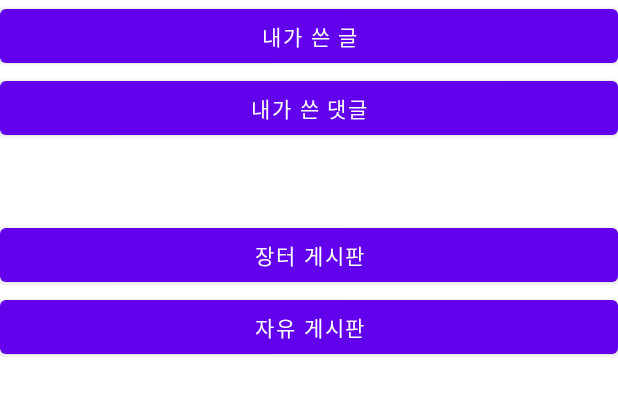
After one commit to uys620/jolpapplication, an Android app: the layout activity_front_page.xml on its own in the app's theme, with its tools: preview values and no code run, on a phone screen of 412 x 824 dp. The commit adds this screen. Shown: the top 395 px of the screen. Run offline under Robolectric (Android 15) with nearby library versions, the phone set to English and light mode, and no system bars.

Commit message:
내가 쓴 글들 조회가능

```diff
--- a/app/src/main/java/com/example/myapplication/LoginActivity.java
+++ b/app/src/main/java/com/example/myapplication/LoginActivity.java
@@ -40,7 +40,7 @@ public class LoginActivity extends AppCompatActivity implements View.OnClickList
         FirebaseUser user=mAuth.getCurrentUser();
         if(user !=null){
             //Toast.makeText(this, "auto login"+user.getUid(), Toast.LENGTH_SHORT).show(); 잘 돌아가나 확인
-            startActivity(new Intent(this,MainActivity.class));
+            startActivity(new Intent(this, FrontPageActivity.class));
         }
     }
 
@@ -60,7 +60,7 @@ public class LoginActivity extends AppCompatActivity implements View.OnClickList
                                     FirebaseUser user = mAuth.getCurrentUser();
                                     if (user != null) {
                                         //Toast.makeText(LoginActivity.this, "Login success"+user.getUid(), Toast.LENGTH_SHORT).show();
-                                        startActivity(new Intent(LoginActivity.this,MainActivity.class));
+                                        startActivity(new Intent(LoginActivity.this, FrontPageActivity.class));
                                     }
                                 } else {
                                     Toast.makeText(LoginActivity.this, "Login error",
--- /dev/null
+++ b/app/src/main/res/layout/activity_front_page.xml
@@ -0,0 +1,53 @@
+<?xml version="1.0" encoding="utf-8"?>
+<androidx.constraintlayout.widget.ConstraintLayout
+    xmlns:android="http://schemas.android.com/apk/res/android"
+    xmlns:app="http://schemas.android.com/apk/res-auto"
+    xmlns:tools="http://schemas.android.com/tools"
+    android:layout_width="match_parent"
+    android:layout_height="match_parent">
+
+    <LinearLayout
+        android:id="@+id/layout1"
+        android:layout_width="match_parent"
+        android:layout_height="match_parent"
+        android:orientation="vertical">
+
+        <LinearLayout
+            android:id="@+id/my_contetns"
+            android:layout_width="match_parent"
+            android:layout_height="wrap_content"
+            android:orientation="vertical"
+            android:paddingBottom="50dp">
+
+            <Button
+                android:id="@+id/my_post"
+                android:layout_width="match_parent"
+                android:layout_height="wrap_content"
+                android:text="@string/tmy_post" />
+
+            <Button
+                android:id="@+id/my_reply"
+                android:layout_width="match_parent"
+                android:layout_height="wrap_content"
+                android:text="@string/tmy_reply" />
+        </LinearLayout>
+
+        <LinearLayout
+            android:layout_width="match_parent"
+            android:layout_height="wrap_content"
+            android:orientation="vertical">
+
+            <Button
+                android:id="@+id/market_board"
+                android:layout_width="match_parent"
+                android:layout_height="wrap_content"
+                android:text="@string/t_market_board" />
+
+            <Button
+                android:id="@+id/free_board"
+                android:layout_width="match_parent"
+                android:layout_height="wrap_content"
+                android:text="@string/t_free_board" />
+        </LinearLayout>
+    </LinearLayout>
+</androidx.constraintlayout.widget.ConstraintLayout>
--- a/app/src/main/res/values/strings.xml
+++ b/app/src/main/res/values/strings.xml
@@ -1,3 +1,7 @@
 <resources>
     <string name="app_name">My Application</string>
+    <string name="tmy_post">내가 쓴 글</string>
+    <string name="tmy_reply">내가 쓴 댓글</string>
+    <string name="t_market_board">장터 게시판</string>
+    <string name="t_free_board">자유 게시판</string>
 </resources>
```
Also changed, not shown: app/src/main/AndroidManifest.xml (+14 -10 lines), app/src/main/java/com/example/myapplication/FrontPageActivity.java (added, +47 -0 lines), app/src/main/java/com/example/myapplication/My_Post.java (added, +74 -0 lines), app/src/main/java/com/example/myapplication/My_Reply.java (added, +14 -0 lines), app/src/main/res/layout/activity_my__post.xml (added, +33 -0 lines), app/src/main/res/layout/activity_my__reply.xml (added, +9 -0 lines).
